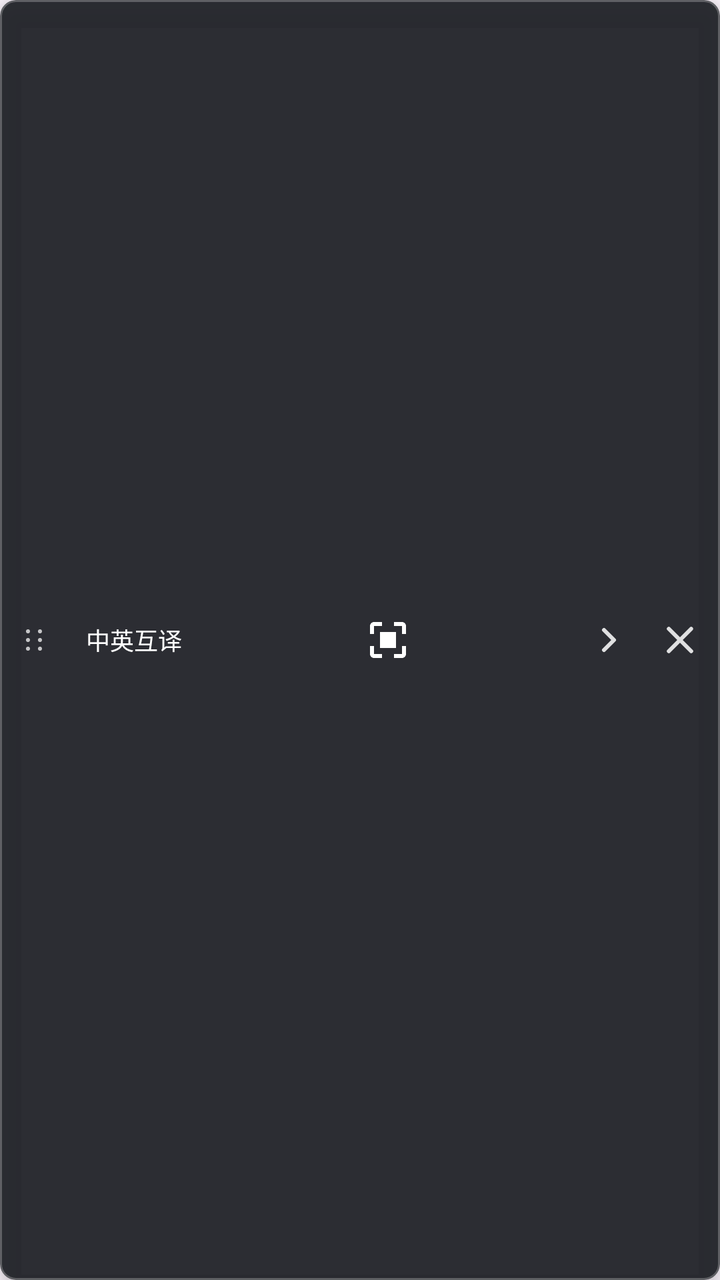
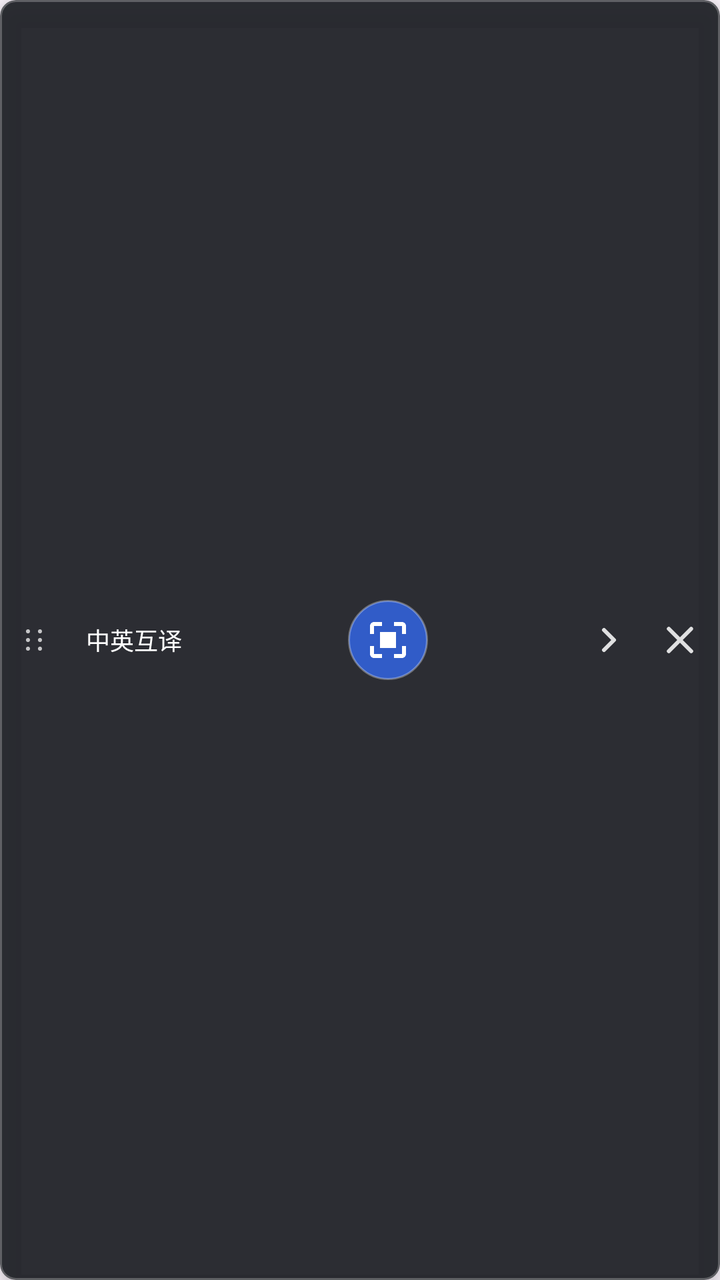

Compare the two renders of this Android layout. The source of the first and the diff that turns it into the second are given below.
<!-- AndroidManifest.xml: application theme Theme.ImageTranslate -->
<!-- res/layout/overlay_active_screen_capture.xml -->
<?xml version="1.0" encoding="utf-8"?>
<FrameLayout xmlns:android="http://schemas.android.com/apk/res/android"
    xmlns:app="http://schemas.android.com/apk/res-auto"
    android:id="@+id/activeCaptureOverlayRoot"
    android:layout_width="match_parent"
    android:layout_height="match_parent"
    android:background="@android:color/transparent">

    <com.google.android.material.card.MaterialCardView
        android:id="@+id/expandedCaptureControls"
        android:layout_width="match_parent"
        android:layout_height="match_parent"
        android:elevation="10dp"
        app:cardBackgroundColor="#EE1D2025"
        app:cardCornerRadius="8dp"
        app:cardElevation="8dp"
        app:strokeColor="#3FFFFFFF"
        app:strokeWidth="1dp">

        <LinearLayout
            android:layout_width="match_parent"
            android:layout_height="match_parent"
            android:gravity="center_vertical"
            android:orientation="horizontal"
            android:paddingStart="2dp"
            android:paddingEnd="2dp">

            <ImageView
                android:id="@+id/activeOverlayDragHandle"
                android:layout_width="30dp"
                android:layout_height="match_parent"
                android:background="?attr/selectableItemBackgroundBorderless"
                android:contentDescription="@string/active_screenshot_drag_handle"
                android:padding="7dp"
                android:src="@drawable/ic_drag_handle"
                app:tint="#B8FFFFFF" />

            <com.google.android.material.button.MaterialButton
                android:id="@+id/btnActiveOverlayMode"
                style="@style/Widget.Material3.Button.TextButton"
                android:layout_width="70dp"
                android:layout_height="44dp"
                android:fontFamily="sans-serif-medium"
                android:letterSpacing="0"
                android:minWidth="0dp"
                android:paddingStart="4dp"
                android:paddingEnd="4dp"
                android:text="@string/active_screenshot_mode_bidirectional"
                android:textAllCaps="false"
                android:textColor="#FFFFFF"
                android:textSize="12sp" />

            <FrameLayout
                android:layout_width="0dp"
                android:layout_height="match_parent"
                android:layout_weight="1">

                <ImageButton
                    android:id="@+id/btnActiveOverlayCapture"
                    android:layout_width="48dp"
                    android:layout_height="48dp"
                    android:layout_gravity="center"
                    android:background="?attr/selectableItemBackgroundBorderless"
                    android:contentDescription="@string/active_screenshot_action_capture"
                    android:padding="12dp"
                    android:src="@drawable/ic_screenshot"
                    android:tooltipText="@string/active_screenshot_action_capture"
                    app:tint="#FFFFFF" />

                <LinearLayout
                    android:id="@+id/activeOverlayStatusGroup"
                    android:layout_width="match_parent"
                    android:layout_height="match_parent"
                    android:gravity="center"
                    android:orientation="horizontal"
                    android:paddingHorizontal="3dp"
                    android:visibility="gone">

                    <ProgressBar
                        android:id="@+id/activeOverlayProgress"
                        style="?android:attr/progressBarStyleSmall"
                        android:layout_width="16dp"
                        android:layout_height="16dp"
                        android:layout_marginEnd="5dp"
                        android:indeterminateTint="#FFFFFF" />

                    <TextView
                        android:id="@+id/tvActiveOverlayStatus"
                        android:layout_width="wrap_content"
                        android:layout_height="wrap_content"
                        android:ellipsize="end"
                        android:letterSpacing="0"
                        android:maxLines="1"
                        android:text="@string/active_screenshot_processing_short"
                        android:textColor="#FFFFFF"
                        android:textSize="11sp" />
                </LinearLayout>
            </FrameLayout>

            <ImageButton
                android:id="@+id/btnCancelActivePreview"
                android:layout_width="40dp"
                android:layout_height="48dp"
                android:background="?attr/selectableItemBackgroundBorderless"
                android:contentDescription="@string/active_screenshot_cancel_preview"
                android:padding="11dp"
                android:src="@drawable/ic_close"
                android:tooltipText="@string/active_screenshot_cancel_preview"
                android:visibility="gone"
                app:tint="#FFFFFF" />

            <ImageButton
                android:id="@+id/btnCollapseActiveOverlay"
                android:layout_width="36dp"
                android:layout_height="48dp"
                android:background="?attr/selectableItemBackgroundBorderless"
                android:contentDescription="@string/active_screenshot_minimize"
                android:padding="9dp"
                android:rotation="-90"
                android:src="@drawable/ic_expand_more"
                android:tooltipText="@string/active_screenshot_minimize"
                app:tint="#D9FFFFFF" />

            <ImageButton
                android:id="@+id/btnActiveOverlayStop"
                android:layout_width="36dp"
                android:layout_height="48dp"
                android:background="?attr/selectableItemBackgroundBorderless"
                android:contentDescription="@string/active_screenshot_action_stop"
                android:padding="9dp"
                android:src="@drawable/ic_overlay_close"
                android:tooltipText="@string/active_screenshot_action_stop"
                app:tint="#D9FFFFFF" />
        </LinearLayout>
    </com.google.android.material.card.MaterialCardView>

    <com.google.android.material.card.MaterialCardView
        android:id="@+id/collapsedCaptureHandle"
        android:layout_width="match_parent"
        android:layout_height="match_parent"
        android:elevation="10dp"
        android:visibility="gone"
        app:cardBackgroundColor="#EE1D2025"
        app:cardCornerRadius="8dp"
        app:cardElevation="8dp"
        app:strokeColor="#3FFFFFFF"
        app:strokeWidth="1dp">

        <LinearLayout
            android:layout_width="match_parent"
            android:layout_height="match_parent"
            android:gravity="center_vertical"
            android:orientation="horizontal"
            android:paddingEnd="10dp">

            <ImageButton
                android:id="@+id/btnExpandActiveOverlay"
                android:layout_width="38dp"
                android:layout_height="match_parent"
                android:background="?attr/selectableItemBackgroundBorderless"
                android:contentDescription="@string/active_screenshot_expand"
                android:padding="10dp"
                android:src="@drawable/ic_translate"
                android:tooltipText="@string/active_screenshot_expand"
                app:tint="#FFFFFF" />

            <ProgressBar
                android:id="@+id/collapsedOverlayProgress"
                style="?android:attr/progressBarStyleSmall"
                android:layout_width="14dp"
                android:layout_height="14dp"
                android:layout_marginEnd="6dp"
                android:indeterminateTint="#FFFFFF"
                android:visibility="invisible" />

            <TextView
                android:id="@+id/tvCollapsedOverlayStatus"
                android:layout_width="0dp"
                android:layout_height="wrap_content"
                android:layout_weight="1"
                android:ellipsize="end"
                android:letterSpacing="0"
                android:maxLines="1"
                android:text="@string/active_screenshot_compact_ready"
                android:textColor="#FFFFFF"
                android:textSize="12sp" />
        </LinearLayout>
    </com.google.android.material.card.MaterialCardView>
</FrameLayout>
<!-- resources referenced by this layout -->
<resources>
  <!-- drawable ic_close (drawable) -->
  <?xml version="1.0" encoding="utf-8"?>
  <vector xmlns:android="http://schemas.android.com/apk/res/android"
      android:width="24dp"
      android:height="24dp"
      android:viewportWidth="24"
      android:viewportHeight="24">
      <path
          android:fillColor="@android:color/white"
          android:pathData="M18.3,5.71a0.996,0.996 0,0 0,-1.41 0L12,10.59 7.11,5.7A0.996,0.996 0,1 0,5.7 7.11L10.59,12 5.7,16.89a0.996,0.996 0,1 0,1.41 1.41L12,13.41l4.89,4.89a0.996,0.996 0,1 0,1.41 -1.41L13.41,12l4.89,-4.89c0.38,-0.38 0.38,-1.02 0,-1.4z" />
  </vector>
  <!-- drawable ic_expand_more (drawable) -->
  <?xml version="1.0" encoding="utf-8"?>
  <vector xmlns:android="http://schemas.android.com/apk/res/android"
      android:width="24dp"
      android:height="24dp"
      android:viewportWidth="24"
      android:viewportHeight="24">
      <path
          android:fillColor="@android:color/transparent"
          android:pathData="M7,10l5,5 5,-5"
          android:strokeColor="?attr/colorOnSurfaceVariant"
          android:strokeLineCap="round"
          android:strokeLineJoin="round"
          android:strokeWidth="2" />
  </vector>
  <!-- drawable ic_overlay_close (drawable) -->
  <?xml version="1.0" encoding="utf-8"?>
  <vector xmlns:android="http://schemas.android.com/apk/res/android"
      android:width="24dp"
      android:height="24dp"
      android:viewportWidth="24"
      android:viewportHeight="24">
      <path
          android:fillColor="@color/on_surface_variant"
          android:pathData="M18.3,5.71a0.996,0.996 0,0 0,-1.41 0L12,10.59 7.11,5.7A0.996,0.996 0,1 0,5.7 7.11L10.59,12 5.7,16.89a0.996,0.996 0,1 0,1.41 1.41L12,13.41l4.89,4.89a0.996,0.996 0,1 0,1.41 -1.41L13.41,12l4.89,-4.89c0.38,-0.38 0.38,-1.02 0,-1.4z" />
  </vector>
  <!-- drawable ic_screenshot (drawable) -->
  <?xml version="1.0" encoding="utf-8"?>
  <vector xmlns:android="http://schemas.android.com/apk/res/android"
      android:width="24dp"
      android:height="24dp"
      android:viewportWidth="24"
      android:viewportHeight="24">
      <path
          android:fillColor="@android:color/white"
          android:pathData="M19,3h-4v2h4v4h2V5c0,-1.1 -0.9,-2 -2,-2zM5,3c-1.1,0 -2,0.9 -2,2v4h2V5h4V3H5zM19,19h-4v2h4c1.1,0 2,-0.9 2,-2v-4h-2v4zM5,15H3v4c0,1.1 0.9,2 2,2h4v-2H5v-4zM8,8h8v8H8z" />
  </vector>
  <string name="active_screenshot_action_capture">识别</string>
  <string name="active_screenshot_action_stop">结束</string>
  <string name="active_screenshot_cancel_preview">取消预览</string>
  <string name="active_screenshot_compact_ready">屏幕翻译</string>
  <string name="active_screenshot_drag_handle">拖动截屏悬浮窗</string>
  <string name="active_screenshot_expand">展开翻译控制</string>
  <string name="active_screenshot_minimize">收起翻译控制</string>
  <string name="active_screenshot_mode_bidirectional">中英互译</string>
  <string name="active_screenshot_processing_short">正在翻译</string>
  <color name="on_surface_variant">#62666F</color>
  <color name="primary">#315CC8</color>
  <color name="on_primary">#FFFFFF</color>
  <color name="primary_container">#E8EEFF</color>
  <color name="on_primary_container">#17326F</color>
  <color name="secondary">#18766E</color>
  <color name="on_secondary">#FFFFFF</color>
  <color name="surface">#FFFFFF</color>
  <color name="surface_container_lowest">#FBFCFE</color>
  <color name="surface_container_low">#F5F6F8</color>
  <color name="on_surface">#1B1D21</color>
  <color name="outline">#B6BAC3</color>
  <color name="outline_variant">#E1E3E8</color>
  <!-- unchanged entries left out for length: 3 -->
</resources>

<!-- the commit's change to res/layout/overlay_active_screen_capture.xml (unified diff, before → after) -->
@@ -57,12 +57,12 @@
 
                 <ImageButton
                     android:id="@+id/btnActiveOverlayCapture"
-                    android:layout_width="48dp"
-                    android:layout_height="48dp"
+                    android:layout_width="40dp"
+                    android:layout_height="40dp"
                     android:layout_gravity="center"
-                    android:background="?attr/selectableItemBackgroundBorderless"
+                    android:background="@drawable/bg_active_overlay_primary"
                     android:contentDescription="@string/active_screenshot_action_capture"
-                    android:padding="12dp"
+                    android:padding="9dp"
                     android:src="@drawable/ic_screenshot"
                     android:tooltipText="@string/active_screenshot_action_capture"
                     app:tint="#FFFFFF" />
<!-- resource entries referenced after the edit -->
@@ -1,5 +1,18 @@
 <!-- resources referenced by this layout -->
 <resources>
+  <!-- drawable bg_active_overlay_primary (drawable) -->
+  <?xml version="1.0" encoding="utf-8"?>
+  <ripple xmlns:android="http://schemas.android.com/apk/res/android"
+      android:color="#40FFFFFF">
+      <item>
+          <shape android:shape="oval">
+              <solid android:color="@color/primary" />
+              <stroke
+                  android:width="1dp"
+                  android:color="#52FFFFFF" />
+          </shape>
+      </item>
+  </ripple>
   <!-- drawable ic_close (drawable) -->
   <?xml version="1.0" encoding="utf-8"?>
   <vector xmlns:android="http://schemas.android.com/apk/res/android"
